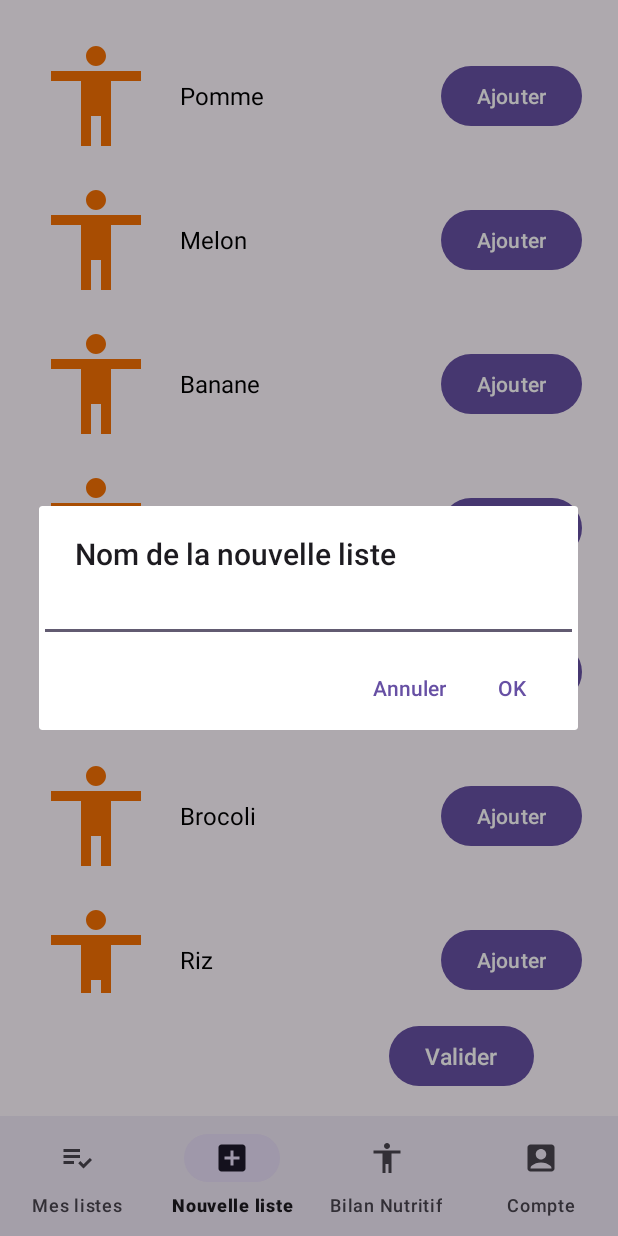
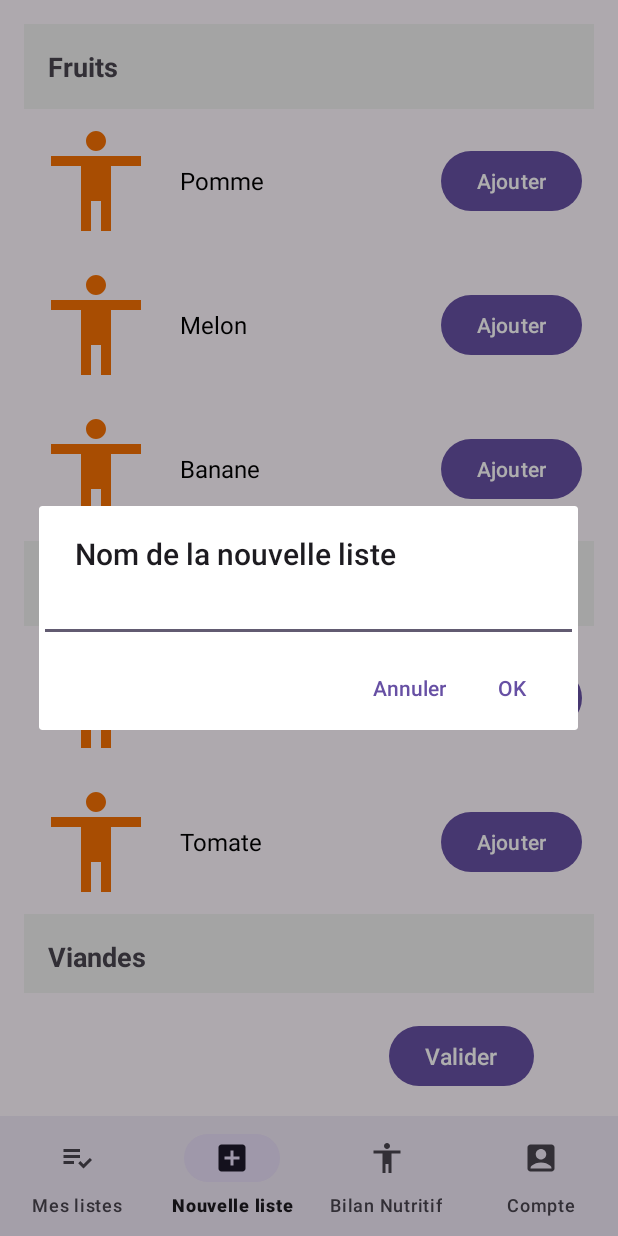
Before and after one commit to Infogerance-dev/ProjetAndroid, an Android app: the screen it shows after launch (MainActivity), item 2 of the bottom bar chosen, on a phone screen of 412 x 824 dp. Run offline under Robolectric (Android 15) with nearby library versions, the phone set to English and light mode, and no system bars.

Commit message:
ajout des categories, ca fonctionne correctemen, mais l'affichage ne me plait pas

```diff
--- a/app/src/main/java/com/example/frigozen/AlimentAdapter.kt
+++ b/app/src/main/java/com/example/frigozen/AlimentAdapter.kt
@@ -7,40 +7,56 @@ import android.widget.Button
 import android.widget.ImageView
 import android.widget.TextView
 import androidx.recyclerview.widget.RecyclerView
-import com.bumptech.glide.Glide
 
-data class Aliment(val name: String, val imageResourceId: Int) // Utilisez un ID de ressource drawable
+data class Aliment(val name: String, val imageResourceId: Int, val category: String) // Utilisez un ID de ressource drawable
 
 class AlimentsAdapter(
-    private val aliments: List<Aliment>,
+    private val items: List<ListItem>,
     private val onAddToListClick: (Aliment) -> Unit
-) : RecyclerView.Adapter<AlimentsAdapter.AlimentsViewHolder>() {
+) : RecyclerView.Adapter<RecyclerView.ViewHolder>() {
 
-    override fun onCreateViewHolder(parent: ViewGroup, viewType: Int): AlimentsViewHolder {
-        val view = LayoutInflater.from(parent.context).inflate(R.layout.item_aliment, parent, false)
-        return AlimentsViewHolder(view)
+    override fun getItemViewType(position: Int): Int {
+        return when (items[position]) {
+            is ListItem.Category -> 0
+            is ListItem.AlimentItem -> 1
+        }
     }
 
-    override fun onBindViewHolder(holder: AlimentsViewHolder, position: Int) {
-        val aliment = aliments[position]
-        holder.bind(aliment)
+    override fun onCreateViewHolder(parent: ViewGroup, viewType: Int): RecyclerView.ViewHolder {
+        return if (viewType == 0) { // Catégorie
+            val view = LayoutInflater.from(parent.context).inflate(R.layout.item_category, parent, false)
+            CategoryViewHolder(view)
+        } else { // Aliment
+            val view = LayoutInflater.from(parent.context).inflate(R.layout.item_aliment, parent, false)
+            AlimentViewHolder(view)
+        }
     }
 
-    override fun getItemCount(): Int = aliments.size
+    override fun onBindViewHolder(holder: RecyclerView.ViewHolder, position: Int) {
+        when (val item = items[position]) {
+            is ListItem.Category -> (holder as CategoryViewHolder).bind(item.name)
+            is ListItem.AlimentItem -> (holder as AlimentViewHolder).bind(item.aliment)
+        }
+    }
 
-    inner class AlimentsViewHolder(view: View) : RecyclerView.ViewHolder(view) {
+    override fun getItemCount(): Int = items.size
+
+    inner class CategoryViewHolder(view: View) : RecyclerView.ViewHolder(view) {
+        private val tvCategoryName: TextView = view.findViewById(R.id.tvCategoryName)
+
+        fun bind(category: String) {
+            tvCategoryName.text = category
+        }
+    }
+
+    inner class AlimentViewHolder(view: View) : RecyclerView.ViewHolder(view) {
         private val ivAliment: ImageView = view.findViewById(R.id.ivAliment)
         private val tvAlimentName: TextView = view.findViewById(R.id.tvAlimentName)
         private val btnAddToList: Button = view.findViewById(R.id.btnAddToList)
 
         fun bind(aliment: Aliment) {
-            // Charger l'image
             ivAliment.setImageResource(aliment.imageResourceId)
-
-            // Afficher le nom de l'aliment
             tvAlimentName.text = aliment.name
-
-            // Ajouter un aliment à la liste
             btnAddToList.setOnClickListener {
                 onAddToListClick(aliment)
             }
--- /dev/null
+++ b/app/src/main/java/com/example/frigozen/ListItem.kt
@@ -0,0 +1,6 @@
+package com.example.frigozen
+
+sealed class ListItem {
+    data class Category(val name: String) : ListItem() // Pour représenter une catégorie
+    data class AlimentItem(val aliment: Aliment) : ListItem() // Pour représenter un aliment individuel
+}
--- a/app/src/main/java/com/example/frigozen/MainActivity.kt
+++ b/app/src/main/java/com/example/frigozen/MainActivity.kt
@@ -73,8 +73,19 @@ class MainActivity : AppCompatActivity() {
         builder.setPositiveButton("OK") { _, _ ->
             val listName = input.text.toString()
             if (listName.isNotEmpty()) {
+                // Passer le nom de la liste au fragment NouvelleListeFragment
+                val fragment = NouvelleListeFragment()
+                val bundle = Bundle()
+                bundle.putString("listName", listName)
+                fragment.arguments = bundle
+
+
                 // Utilisez le nom de la liste (par exemple, pour enregistrer la liste ou l'afficher)
                 Toast.makeText(this, "Nouvelle liste créée : $listName", Toast.LENGTH_SHORT).show()
+
+                // Charger le fragment NouvelleListeFragment
+                loadFragment(fragment)
+
             } else {
                 Toast.makeText(this, "Le nom de la liste ne peut pas être vide", Toast.LENGTH_SHORT).show()
             }
--- a/app/src/main/java/com/example/frigozen/NouvelleListeFragment.kt
+++ b/app/src/main/java/com/example/frigozen/NouvelleListeFragment.kt
@@ -1,69 +1,61 @@
 package com.example.frigozen
 
 import android.os.Bundle
-import android.view.LayoutInflater
 import android.view.View
-import android.view.ViewGroup
 import android.widget.Button
 import android.widget.Toast
 import androidx.fragment.app.Fragment
 import androidx.recyclerview.widget.LinearLayoutManager
 import androidx.recyclerview.widget.RecyclerView
 
+
 class NouvelleListeFragment : Fragment(R.layout.fragment_nouvelle_liste) {
 
     private lateinit var recyclerView: RecyclerView
     private lateinit var alimentsList: List<Aliment>
     private val selectedAliments = mutableListOf<Aliment>()
+    private var listName: String? = null  // Variable pour stocker le nom de la liste
+
 
     override fun onViewCreated(view: View, savedInstanceState: Bundle?) {
         super.onViewCreated(view, savedInstanceState)
 
+        // Récupérer le nom de la liste à partir des arguments
+        listName = arguments?.getString("listName")
+
         // Liste d'aliment
         val alimentsList = listOf(
-            Aliment("Pomme", R.drawable.bilan_nutritif_icon),
-            Aliment("Melon", R.drawable.bilan_nutritif_icon),
-            Aliment("Banane", R.drawable.bilan_nutritif_icon),
-            Aliment("Carotte", R.drawable.bilan_nutritif_icon),
-            Aliment("Tomate", R.drawable.bilan_nutritif_icon),
-            Aliment("Brocoli", R.drawable.bilan_nutritif_icon),
-            Aliment("Riz", R.drawable.bilan_nutritif_icon),
-            Aliment("Poulet", R.drawable.bilan_nutritif_icon),
-            Aliment("Saumon", R.drawable.bilan_nutritif_icon),
-            Aliment("Lait", R.drawable.bilan_nutritif_icon),
-            Aliment("Fromage", R.drawable.bilan_nutritif_icon),
-            Aliment("Pain", R.drawable.bilan_nutritif_icon),
-            Aliment("Œuf", R.drawable.bilan_nutritif_icon),
-            Aliment("Avocat", R.drawable.bilan_nutritif_icon),
-            Aliment("Salade", R.drawable.bilan_nutritif_icon),
-            Aliment("Poivron", R.drawable.bilan_nutritif_icon),
-            Aliment("Courgette", R.drawable.bilan_nutritif_icon),
-            Aliment("Épinards", R.drawable.bilan_nutritif_icon),
-            Aliment("Chou-fleur", R.drawable.bilan_nutritif_icon),
-            Aliment("Pêche", R.drawable.bilan_nutritif_icon),
-            Aliment("Mûre", R.drawable.bilan_nutritif_icon),
-            Aliment("Mangue", R.drawable.bilan_nutritif_icon),
-            Aliment("Kiwi", R.drawable.bilan_nutritif_icon),
-            Aliment("Melon", R.drawable.bilan_nutritif_icon),
-            Aliment("Amandes", R.drawable.bilan_nutritif_icon),
-            Aliment("Noix de cajou", R.drawable.bilan_nutritif_icon),
-            Aliment("Yaourt", R.drawable.bilan_nutritif_icon),
-            Aliment("Tofu", R.drawable.bilan_nutritif_icon),
-            Aliment("Chocolat", R.drawable.bilan_nutritif_icon),
-            Aliment("Café", R.drawable.bilan_nutritif_icon),
-            Aliment("Thé", R.drawable.bilan_nutritif_icon)
+            Aliment("Pomme", R.drawable.bilan_nutritif_icon, "Fruits"),
+            Aliment("Melon", R.drawable.bilan_nutritif_icon, "Fruits"),
+            Aliment("Banane", R.drawable.bilan_nutritif_icon, "Fruits"),
+            Aliment("Carotte", R.drawable.bilan_nutritif_icon, "Légumes"),
+            Aliment("Tomate", R.drawable.bilan_nutritif_icon, "Légumes"),
+            Aliment("Poulet", R.drawable.bilan_nutritif_icon, "Viandes"),
+            Aliment("Saumon", R.drawable.bilan_nutritif_icon, "Poissons"),
+            // Ajoutez d'autres aliments avec leur catégorie
         )
+
+        // Grouper les aliments par catégorie
+        val groupedAliments = alimentsList.groupBy { it.category }
+
+        // Créer une liste mixte contenant des catégories et des aliments
+        val items = mutableListOf<ListItem>()
+        groupedAliments.forEach { (category, aliments) ->
+            items.add(ListItem.Category(category)) // Ajoute l'en-tête de la catégorie
+            items.addAll(aliments.map { ListItem.AlimentItem(it) }) // Ajoute les aliments sous la catégorie
+        }
 
 
 
-        // Initialisation de la RecyclerView
+        // Initialisation de la RecyclerView avec la liste mixte (catégories + aliments)
         recyclerView = view.findViewById(R.id.recyclerViewAliments)
         recyclerView.layoutManager = LinearLayoutManager(requireContext())
-        recyclerView.adapter = AlimentsAdapter(alimentsList) { aliment ->
-            // Action lorsque l'utilisateur ajoute un aliment à la liste
+        recyclerView.adapter = AlimentsAdapter(items) { aliment ->
             selectedAliments.add(aliment)
             Toast.makeText(requireContext(), "${aliment.name} ajouté à la liste!", Toast.LENGTH_SHORT).show()
         }
+
+
 
 
 
@@ -76,10 +68,17 @@ class NouvelleListeFragment : Fragment(R.layout.fragment_nouvelle_liste) {
     }
 
     private fun showSelectedAliments() {
+        // Vérifier si des aliments ont été sélectionnés
+        if (selectedAliments.isEmpty()) {
+            Toast.makeText(requireContext(), "Aucun aliment sélectionné.", Toast.LENGTH_SHORT).show()
+            return
+        }
+
         // Afficher les aliments sélectionnés dans un Toast
         val selectedNames = selectedAliments.joinToString(", ") { it.name }
-        Toast.makeText(requireContext(), "Aliments sélectionnés: $selectedNames", Toast.LENGTH_LONG).show()
+        Toast.makeText(requireContext(), "Aliments ajoutés à $listName : $selectedNames", Toast.LENGTH_LONG).show()
 
         // Vous pouvez maintenant naviguer vers une autre vue ou effectuer d'autres actions avec la liste des aliments sélectionnés
+        // Par exemple, enregistrer la liste ou la passer à une autre activité/fragment
     }
 }
--- /dev/null
+++ b/app/src/main/res/layout/item_category.xml
@@ -0,0 +1,10 @@
+<?xml version="1.0" encoding="utf-8"?>
+<TextView xmlns:android="http://schemas.android.com/apk/res/android"
+    android:id="@+id/tvCategoryName"
+    android:layout_width="match_parent"
+    android:layout_height="wrap_content"
+    android:padding="16dp"
+    android:text="Catégorie"
+    android:textSize="18sp"
+    android:textStyle="bold"
+    android:background="#F0F0F0" />
```
